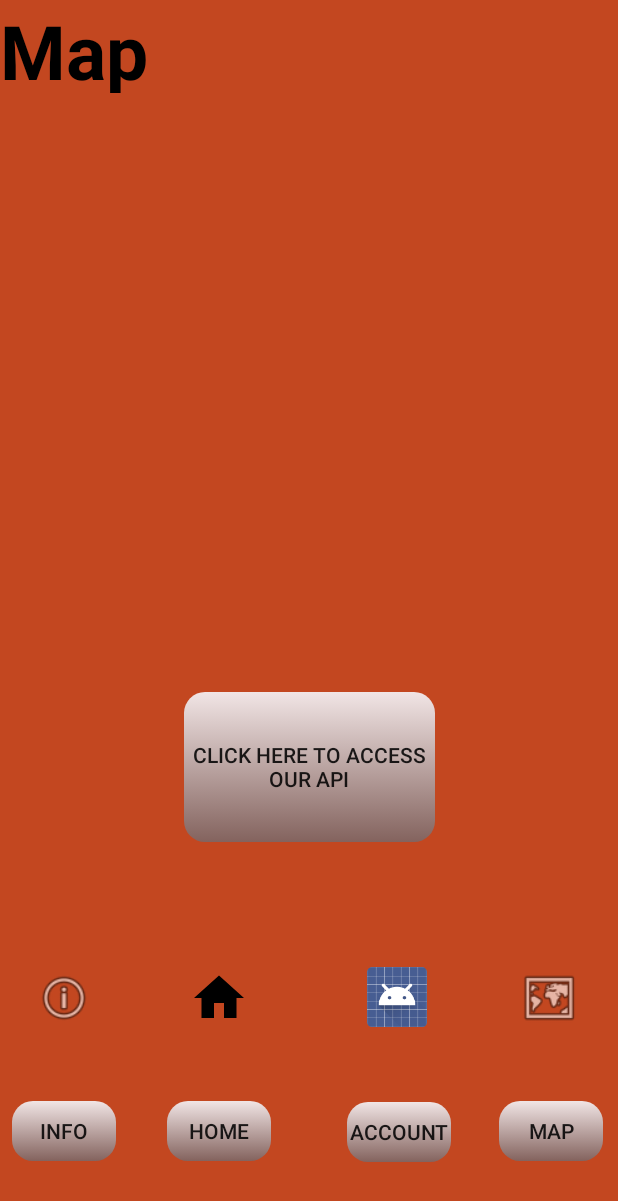
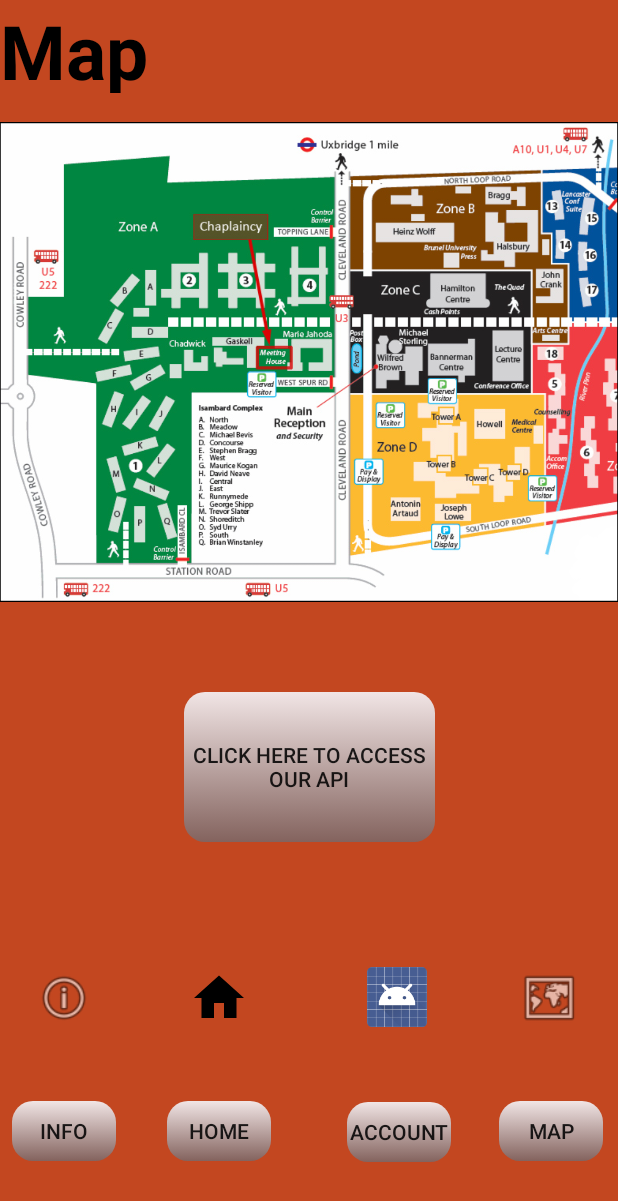
Before and after one commit to AbdulaleemSaleh1/2018-19-Goup-2, an Android app: the layout activity_map_page.xml on its own in the app's theme, with its tools: preview values and no code run, on a phone screen of 412 x 824 dp. Shown: the top 1201 px of the screen. Run offline under Robolectric (Android 15) with nearby library versions, the phone set to English and light mode, and no system bars.

Commit message:
Added campus and logo image

```diff
--- a/app/src/main/res/layout/activity_main.xml
+++ b/app/src/main/res/layout/activity_main.xml
@@ -65,7 +65,7 @@
         app:layout_constraintVertical_bias="0.0" />
 
     <ImageView
-        android:id="@+id/imageView"
+        android:id="@+id/Firstimage"
         android:layout_width="313dp"
         android:layout_height="261dp"
         android:layout_marginStart="49dp"
--- a/app/src/main/res/layout/activity_map_page.xml
+++ b/app/src/main/res/layout/activity_map_page.xml
@@ -166,5 +166,17 @@
         app:layout_constraintTop_toBottomOf="@+id/textView"
         app:layout_constraintVertical_bias="1.0" />
 
+    <ImageView
+        android:id="@+id/Secondimage"
+        android:layout_width="wrap_content"
+        android:layout_height="408dp"
+        android:layout_marginBottom="40dp"
+        app:layout_constraintBottom_toTopOf="@+id/GoogleMap"
+        app:layout_constraintEnd_toEndOf="parent"
+        app:layout_constraintStart_toStartOf="parent"
+        app:layout_constraintTop_toBottomOf="@+id/textView"
+        app:srcCompat="@drawable/brunelcampus" />
+
+
 
 </android.support.constraint.ConstraintLayout>
```
Also changed, not shown: app/src/main/java/com/example/timetableapplication/MainActivity.java (+8 -0 lines), app/src/main/java/com/example/timetableapplication/MapPage.java (+8 -1 lines), app/src/main/res/drawable/brunelcampus.jpg (added).
